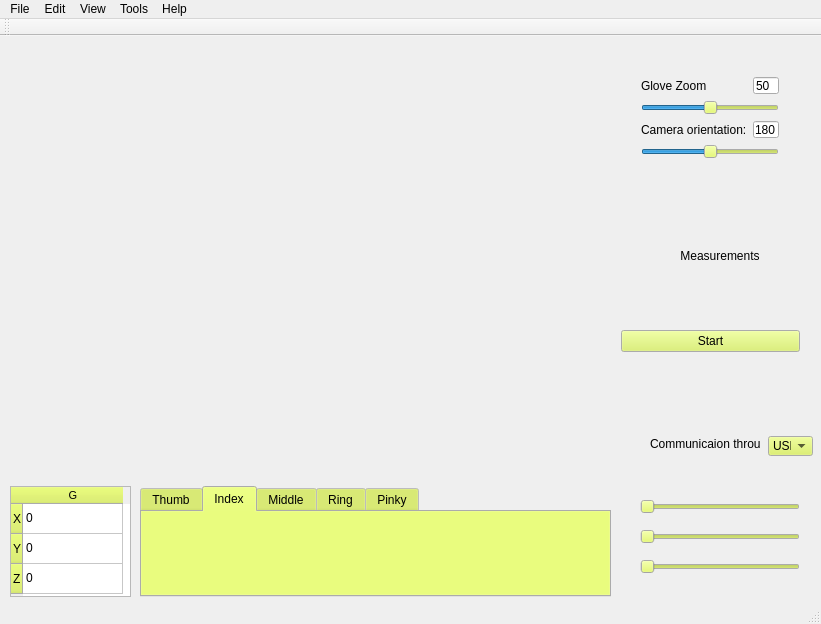
Qt form Projekt/SensorGloveQt/mainwindow.ui (DubelSoftwareSolutions/SensorHand_DataVisualisation) before a commit.
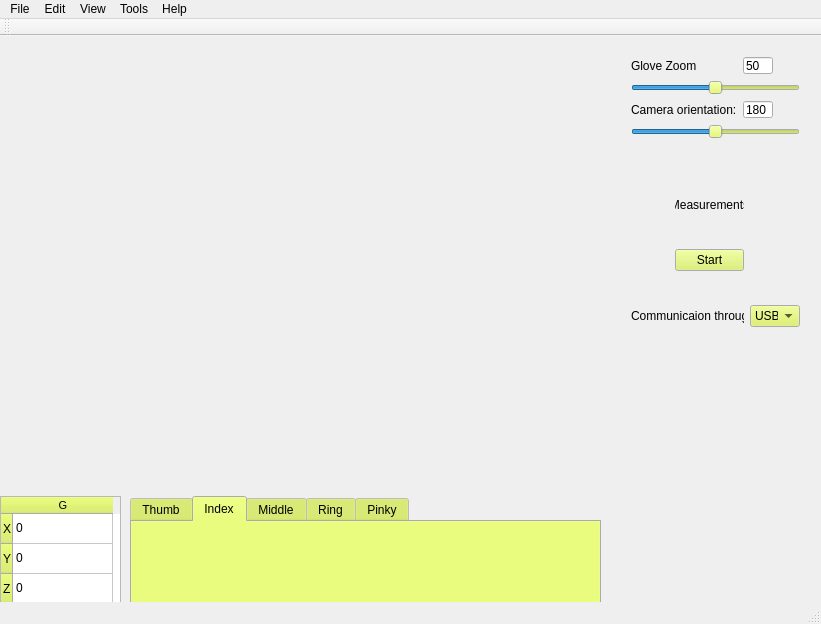
The same form after that commit. The open tabs and pages were chosen to show the change.

Patch:
```diff
--- a/Projekt/SensorGloveQt/mainwindow.ui
+++ b/Projekt/SensorGloveQt/mainwindow.ui
@@ -10,6 +10,12 @@
     <height>624</height>
    </rect>
   </property>
+  <property name="minimumSize">
+   <size>
+    <width>600</width>
+    <height>400</height>
+   </size>
+  </property>
   <property name="palette">
    <palette>
     <active>
@@ -69,8 +75,8 @@
    <widget class="QTableWidget" name="GyroTable">
     <property name="geometry">
      <rect>
-      <x>10</x>
-      <y>450</y>
+      <x>0</x>
+      <y>460</y>
       <width>121</width>
       <height>111</height>
      </rect>
@@ -143,8 +149,8 @@
    <widget class="QTabWidget" name="FingersTab">
     <property name="geometry">
      <rect>
-      <x>140</x>
-      <y>450</y>
+      <x>130</x>
+      <y>460</y>
       <width>471</width>
       <height>111</height>
      </rect>
@@ -178,14 +184,23 @@
      </attribute>
     </widget>
    </widget>
+   <widget class="QWidget" name="MeasurementWidget" native="true">
+    <property name="geometry">
+     <rect>
+      <x>620</x>
+      <y>120</y>
+      <width>191</width>
+      <height>211</height>
+     </rect>
+    </property>
+    <layout class="QGridLayout" name="MeasurementLayout" columnstretch="0,0,0">
+     <item row="6" column="2">
    <widget class="QComboBox" name="CommunicationBox">
-    <property name="geometry">
-     <rect>
-      <x>768</x>
-      <y>400</y>
-      <width>45</width>
-      <height>20</height>
-     </rect>
+       <property name="maximumSize">
+        <size>
+         <width>50</width>
+         <height>16777215</height>
+        </size>
     </property>
     <item>
      <property name="text">
@@ -198,30 +213,15 @@
      </property>
     </item>
    </widget>
+     </item>
+     <item row="6" column="0" colspan="2">
    <widget class="QLabel" name="CommunicationLabel">
-    <property name="geometry">
-     <rect>
-      <x>650</x>
-      <y>400</y>
-      <width>111</width>
-      <height>16</height>
-     </rect>
-    </property>
     <property name="text">
      <string>Communicaion through</string>
     </property>
    </widget>
-   <widget class="QWidget" name="gridLayoutWidget">
-    <property name="geometry">
-     <rect>
-      <x>610</x>
-      <y>240</y>
-      <width>201</width>
-      <height>131</height>
-     </rect>
-    </property>
-    <layout class="QGridLayout" name="MeasurementLayout" columnstretch="0">
-     <item row="0" column="0">
+     </item>
+     <item row="2" column="1">
       <widget class="QPushButton" name="StartStopButton">
        <property name="palette">
         <palette>
@@ -265,17 +265,8 @@
        </property>
       </widget>
      </item>
-    </layout>
-   </widget>
+     <item row="1" column="1">
    <widget class="QLabel" name="label">
-    <property name="geometry">
-     <rect>
-      <x>670</x>
-      <y>210</y>
-      <width>100</width>
-      <height>20</height>
-     </rect>
-    </property>
     <property name="maximumSize">
      <size>
       <width>100</width>
@@ -292,12 +283,15 @@
      <set>Qt::AlignCenter</set>
     </property>
    </widget>
-   <widget class="QWidget" name="formLayoutWidget">
+     </item>
+    </layout>
+   </widget>
+   <widget class="QWidget" name="ConfigurationWidget" native="true">
     <property name="geometry">
      <rect>
-      <x>630</x>
-      <y>30</y>
-      <width>160</width>
+      <x>620</x>
+      <y>10</y>
+      <width>191</width>
       <height>104</height>
      </rect>
     </property>
@@ -330,6 +324,12 @@
      </item>
      <item row="1" column="0" colspan="2">
       <widget class="QSlider" name="GloveZoomSlider">
+       <property name="minimum">
+        <number>0</number>
+       </property>
+       <property name="maximum">
+        <number>100</number>
+       </property>
        <property name="value">
         <number>50</number>
        </property>
@@ -376,45 +376,6 @@
      </item>
     </layout>
    </widget>
-   <widget class="QSlider" name="par1">
-    <property name="geometry">
-     <rect>
-      <x>640</x>
-      <y>460</y>
-      <width>160</width>
-      <height>22</height>
-     </rect>
-    </property>
-    <property name="orientation">
-     <enum>Qt::Horizontal</enum>
-    </property>
-   </widget>
-   <widget class="QSlider" name="par2">
-    <property name="geometry">
-     <rect>
-      <x>640</x>
-      <y>490</y>
-      <width>160</width>
-      <height>22</height>
-     </rect>
-    </property>
-    <property name="orientation">
-     <enum>Qt::Horizontal</enum>
-    </property>
-   </widget>
-   <widget class="QSlider" name="par3">
-    <property name="geometry">
-     <rect>
-      <x>640</x>
-      <y>520</y>
-      <width>160</width>
-      <height>22</height>
-     </rect>
-    </property>
-    <property name="orientation">
-     <enum>Qt::Horizontal</enum>
-    </property>
-   </widget>
   </widget>
   <widget class="QMenuBar" name="menuBar">
    <property name="geometry">
```
Left out of the diff: 3 changed lines with no effect on the pictures. Lines whose indentation alone changed are shown as unchanged.
